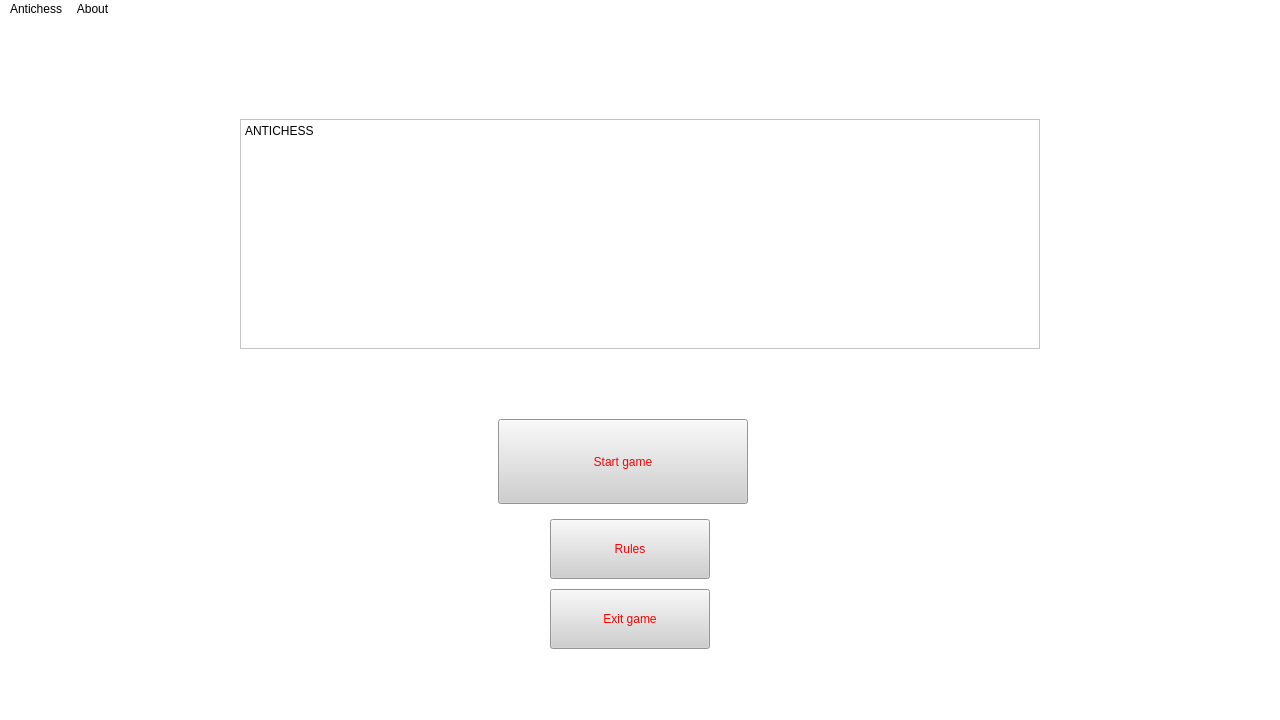
Old version of the form Antichess/mainwindow.ui in the repository L0G4NN/EE273Project.
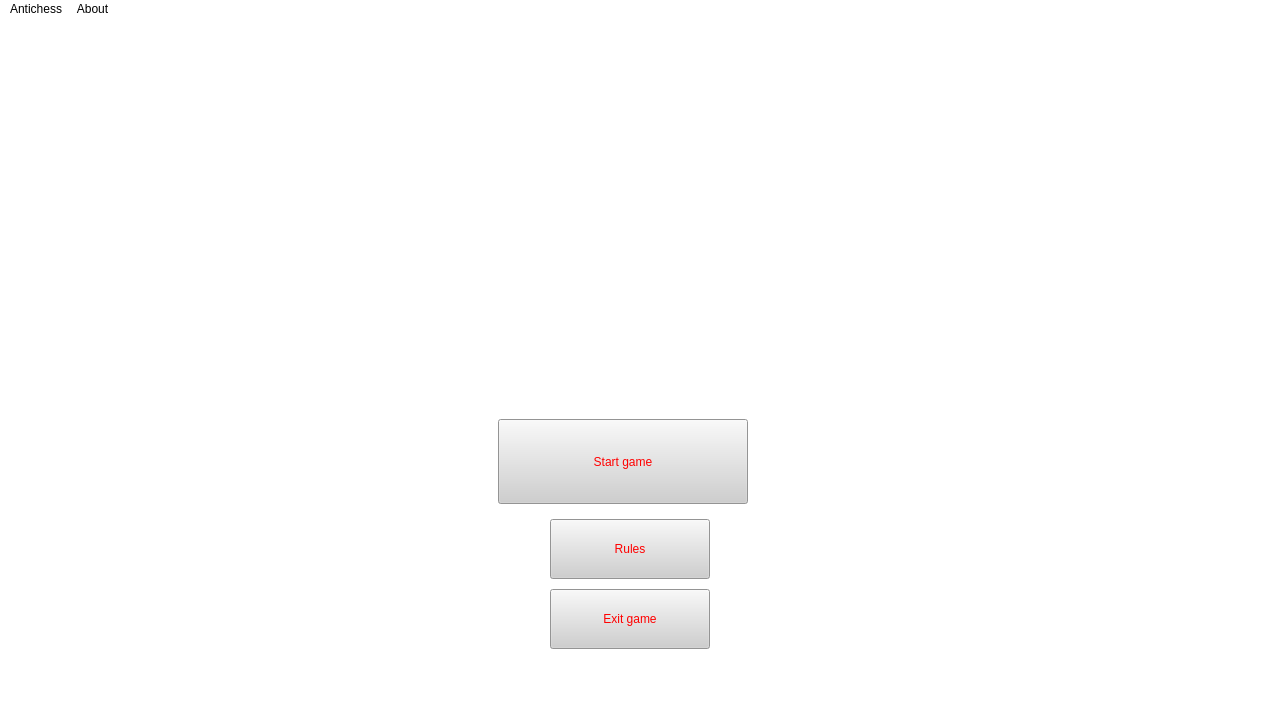
New version of the form. Icons and pictures are not drawn.

Diff of the .ui file:
```diff
--- a/Antichess/mainwindow.ui
+++ b/Antichess/mainwindow.ui
@@ -74,25 +74,30 @@
      <bool>false</bool>
     </property>
    </widget>
-   <widget class="QPlainTextEdit" name="plainTextEdit">
+   <widget class="QLabel" name="image">
+    <property name="enabled">
+     <bool>true</bool>
+    </property>
     <property name="geometry">
      <rect>
-      <x>240</x>
-      <y>100</y>
-      <width>800</width>
-      <height>230</height>
+      <x>280</x>
+      <y>70</y>
+      <width>671</width>
+      <height>311</height>
      </rect>
     </property>
-    <property name="tabChangesFocus">
+    <property name="text">
+     <string/>
+    </property>
+    <property name="pixmap">
+     <pixmap>images/placeholder.png</pixmap>
+    </property>
+    <property name="scaledContents">
+     <bool>true</bool>
+    </property>
+    <property name="wordWrap">
      <bool>false</bool>
     </property>
-    <property name="readOnly">
-     <bool>true</bool>
-    </property>
-    <property name="plainText">
-     <string>ANTICHESS
-</string>
-    </property>
    </widget>
    <zorder>rulesButton</zorder>
    <zorder>startButton</zorder>
```
Left out of the diff: 2 changed lines with no effect on the pictures.
